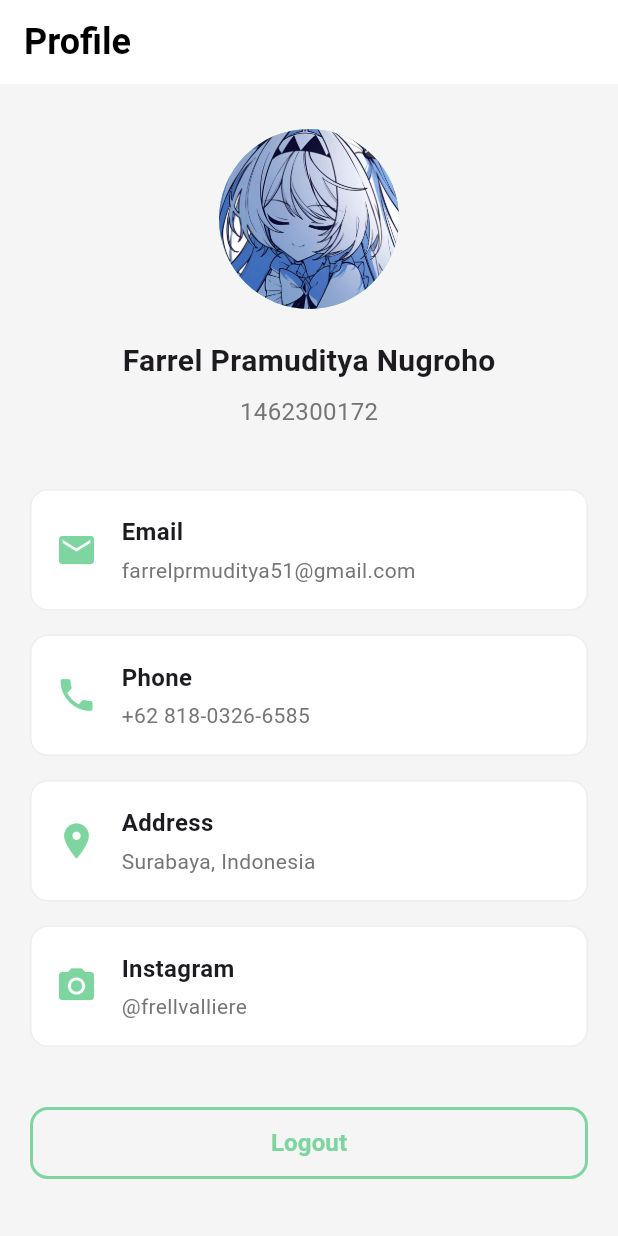
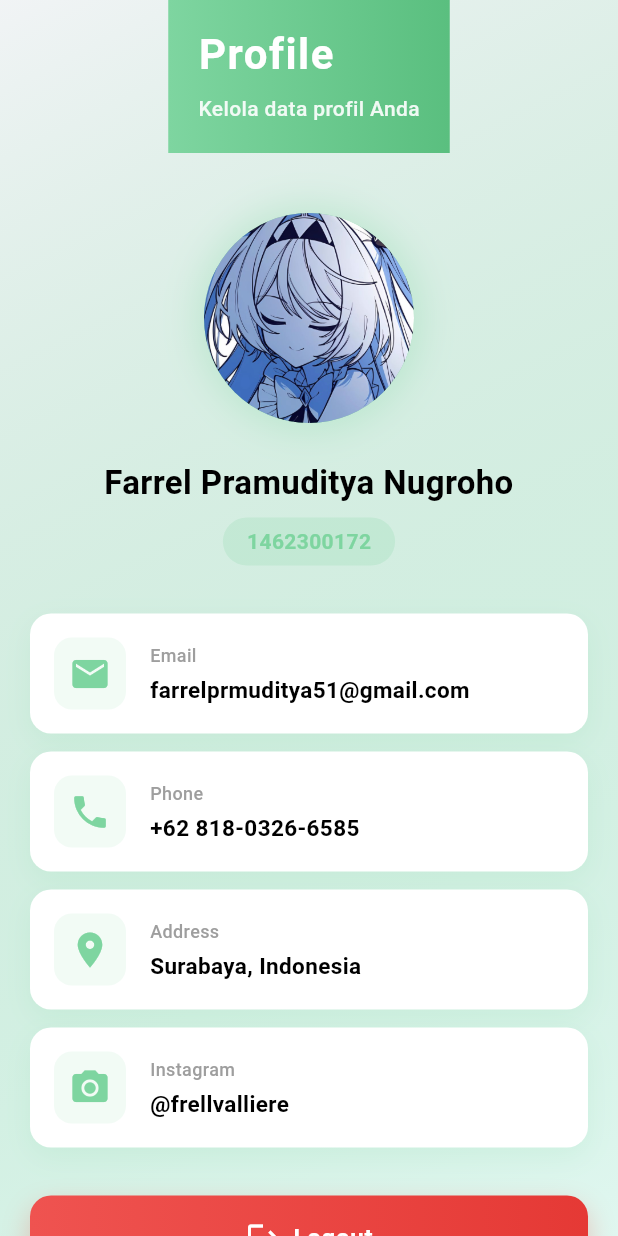
Before and after one commit to LaValliereee/PraktikumPAB, a Flutter app: the ProfileScreen screen opened directly, on a phone screen of 412 x 824 dp. Run offline on Flutter 3.47's test engine with Material 3 defaults, Android fonts, the phone set to English and light mode, and no system bars.

Commit message:
Mengubah tampilan profil dengan menambahkan gambar dan informasi tambahan. Juga memperbaiki beberapa bug pada tampilan utama dan layar selamat datang. Menambahkan file register_screen.dart untuk fitur pendaftaran pengguna baru.

```diff
--- a/lib/profile_screen.dart
+++ b/lib/profile_screen.dart
@@ -6,83 +6,161 @@ class ProfileScreen extends StatelessWidget {
   @override
   Widget build(BuildContext context) {
     return Scaffold(
-      backgroundColor: Colors.grey[100],
-      appBar: AppBar(
-        backgroundColor: Colors.white,
-        elevation: 0,
-        automaticallyImplyLeading: false,
-        title: const Text(
+      body: Container(
+        decoration: BoxDecoration(
+          gradient: LinearGradient(
+            begin: Alignment.topLeft,
+            end: Alignment.bottomRight,
+            colors: [
+              const Color(0xFF7ED5A0).withOpacity(0.1),
+              const Color(0xFFE0F7F0),
+            ],
+          ),
+        ),
+        child: SingleChildScrollView(
+          child: Column(
+            children: [
+              // AppBar Custom
+              Container(
+                decoration: const BoxDecoration(
+                  gradient: LinearGradient(
+                    colors: [Color(0xFF7ED5A0), Color(0xFF5ABF7F)],
+                  ),
+                ),
+                padding: const EdgeInsets.fromLTRB(20, 16, 20, 20),
+                child: SafeArea(
+                  child: Column(
+                    crossAxisAlignment: CrossAxisAlignment.start,
+                    children: [
+                      const Text(
                         'Profile',
                         style: TextStyle(
-            color: Colors.black,
-            fontSize: 24,
+                          fontSize: 28,
                           fontWeight: FontWeight.bold,
+                          color: Colors.white,
+                          letterSpacing: 1.0,
                         ),
                       ),
-        centerTitle: false,
+                      const SizedBox(height: 6),
+                      Text(
+                        'Kelola data profil Anda',
+                        style: TextStyle(
+                          fontSize: 14,
+                          color: Colors.white.withOpacity(0.9),
+                          fontWeight: FontWeight.w500,
                         ),
-      body: SingleChildScrollView(
+                      ),
+                    ],
+                  ),
+                ),
+              ),
+              // Profile Content
+              Padding(
+                padding: const EdgeInsets.all(20),
                 child: Column(
                   children: [
-            const SizedBox(height: 30),
+                    const SizedBox(height: 20),
                     // Profile Avatar
-            CircleAvatar(
-              radius: 60,
-              backgroundImage: const AssetImage('assets/images/gambar1.jpg'),
+                    Container(
+                      decoration: BoxDecoration(
+                        shape: BoxShape.circle,
+                        boxShadow: [
+                          BoxShadow(
+                            color: const Color(0xFF7ED5A0).withOpacity(0.3),
+                            blurRadius: 20,
+                            spreadRadius: 5,
+                          ),
+                        ],
+                      ),
+                      child: CircleAvatar(
+                        radius: 70,
+                        backgroundImage: const AssetImage(
+                          'assets/images/gambar1.jpg',
+                        ),
                         backgroundColor: const Color(0xFF7ED5A0),
                       ),
-            const SizedBox(height: 20),
+                    ),
+                    const SizedBox(height: 24),
                     // Name
                     const Text(
                       'Farrel Pramuditya Nugroho',
-              style: TextStyle(fontSize: 20, fontWeight: FontWeight.bold),
+                      style: TextStyle(
+                        fontSize: 22,
+                        fontWeight: FontWeight.bold,
+                        color: Colors.black,
+                      ),
+                      textAlign: TextAlign.center,
                     ),
                     const SizedBox(height: 8),
                     // NBI
-            const Text(
+                    Container(
+                      padding: const EdgeInsets.symmetric(
+                        horizontal: 16,
+                        vertical: 6,
+                      ),
+                      decoration: BoxDecoration(
+                        color: const Color(0xFF7ED5A0).withOpacity(0.2),
+                        borderRadius: BorderRadius.circular(20),
+                      ),
+                      child: const Text(
                         '1462300172',
-              style: TextStyle(fontSize: 16, color: Color(0xFF757575)),
+                        style: TextStyle(
+                          fontSize: 14,
+                          color: Color(0xFF7ED5A0),
+                          fontWeight: FontWeight.w600,
                         ),
-            const SizedBox(height: 40),
+                      ),
+                    ),
+                    const SizedBox(height: 32),
                     // Profile Menu Items
-            Padding(
-              padding: const EdgeInsets.symmetric(horizontal: 20),
-              child: Column(
-                children: [
                     _buildProfileMenuItem(
                       icon: Icons.email,
                       title: 'Email',
                       subtitle: 'farrelprmuditya51@gmail.com',
                     ),
-                  const SizedBox(height: 16),
+                    const SizedBox(height: 12),
                     _buildProfileMenuItem(
                       icon: Icons.phone,
                       title: 'Phone',
                       subtitle: '+62 818-0326-6585',
                     ),
-                  const SizedBox(height: 16),
+                    const SizedBox(height: 12),
                     _buildProfileMenuItem(
                       icon: Icons.location_on,
                       title: 'Address',
                       subtitle: 'Surabaya, Indonesia',
                     ),
-                  const SizedBox(height: 16),
+                    const SizedBox(height: 12),
                     _buildProfileMenuItem(
                       icon: Icons.camera_alt,
                       title: 'Instagram',
                       subtitle: '@frellvalliere',
                     ),
-                  const SizedBox(height: 40),
+                    const SizedBox(height: 32),
                     // Logout Button
-                  SizedBox(
-                    width: double.infinity,
-                    child: OutlinedButton(
-                      onPressed: () {
+                    Container(
+                      decoration: BoxDecoration(
+                        gradient: LinearGradient(
+                          colors: [Colors.red.shade400, Colors.red.shade600],
+                        ),
+                        borderRadius: BorderRadius.circular(14),
+                        boxShadow: [
+                          BoxShadow(
+                            color: Colors.red.withOpacity(0.3),
+                            blurRadius: 15,
+                            offset: const Offset(0, 8),
+                          ),
+                        ],
+                      ),
+                      child: Material(
+                        color: Colors.transparent,
+                        child: InkWell(
+                          onTap: () {
                             showDialog(
                               context: context,
                               builder: (context) => AlertDialog(
                                 shape: RoundedRectangleBorder(
-                              borderRadius: BorderRadius.circular(12),
+                                  borderRadius: BorderRadius.circular(16),
                                 ),
                                 title: const Text('Logout'),
                                 content: const Text(
@@ -100,37 +178,48 @@ class ProfileScreen extends StatelessWidget {
                                     },
                                     child: const Text(
                                       'Logout',
-                                  style: TextStyle(color: Colors.red),
+                                      style: TextStyle(
+                                        color: Colors.red,
+                                        fontWeight: FontWeight.bold,
+                                      ),
                                     ),
                                   ),
                                 ],
                               ),
                             );
                           },
-                      style: OutlinedButton.styleFrom(
-                        side: const BorderSide(
-                          color: Color(0xFF7ED5A0),
-                          width: 2,
+                          borderRadius: BorderRadius.circular(14),
+                          child: Padding(
+                            padding: const EdgeInsets.symmetric(
+                              horizontal: 24,
+                              vertical: 16,
                             ),
-                        minimumSize: const Size(double.infinity, 48),
-                        shape: RoundedRectangleBorder(
-                          borderRadius: BorderRadius.circular(12),
-                        ),
-                      ),
-                      child: const Text(
+                            child: Row(
+                              mainAxisAlignment: MainAxisAlignment.center,
+                              children: [
+                                const Icon(Icons.logout, color: Colors.white),
+                                const SizedBox(width: 8),
+                                const Text(
                                   'Logout',
                                   style: TextStyle(
-                          color: Color(0xFF7ED5A0),
                                     fontSize: 16,
-                          fontWeight: FontWeight.bold,
-                        ),
-                      ),
+                                    fontWeight: FontWeight.w600,
+                                    color: Colors.white,
+                                    letterSpacing: 0.5,
                                   ),
                                 ),
                               ],
                             ),
                           ),
+                        ),
+                      ),
+                    ),
+                    const SizedBox(height: 20),
                   ],
+                ),
+              ),
+            ],
+          ),
         ),
       ),
     );
@@ -145,12 +234,25 @@ class ProfileScreen extends StatelessWidget {
       padding: const EdgeInsets.all(16),
       decoration: BoxDecoration(
         color: Colors.white,
-        borderRadius: BorderRadius.circular(12),
-        border: Border.all(color: Colors.grey.shade200, width: 1),
+        borderRadius: BorderRadius.circular(14),
+        boxShadow: [
+          BoxShadow(
+            color: const Color(0xFF7ED5A0).withOpacity(0.15),
+            blurRadius: 15,
+            offset: const Offset(0, 6),
+          ),
+        ],
       ),
       child: Row(
         children: [
-          Icon(icon, color: const Color(0xFF7ED5A0), size: 28),
+          Container(
+            decoration: BoxDecoration(
+              color: const Color(0xFF7ED5A0).withOpacity(0.1),
+              borderRadius: BorderRadius.circular(12),
+            ),
+            padding: const EdgeInsets.all(10),
+            child: Icon(icon, color: const Color(0xFF7ED5A0), size: 28),
+          ),
           const SizedBox(width: 16),
           Column(
             crossAxisAlignment: CrossAxisAlignment.start,
@@ -158,14 +260,19 @@ class ProfileScreen extends StatelessWidget {
               Text(
                 title,
                 style: const TextStyle(
-                  fontSize: 16,
-                  fontWeight: FontWeight.bold,
+                  fontSize: 12,
+                  color: Colors.grey,
+                  fontWeight: FontWeight.w500,
                 ),
               ),
               const SizedBox(height: 4),
               Text(
                 subtitle,
-                style: const TextStyle(fontSize: 14, color: Color(0xFF757575)),
+                style: const TextStyle(
+                  fontSize: 15,
+                  fontWeight: FontWeight.bold,
+                  color: Colors.black,
+                ),
               ),
             ],
           ),
```
Lines whose indentation alone changed are shown as unchanged.
